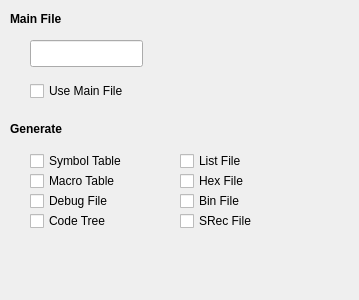
This is IDE/GUI/dialogs/projectcfg/projectcfg_compiler.ui in AbyssAbbeba/MDS-picoblaze-AVR-ide as Qt 5 draws it before an edit. The edited form follows.
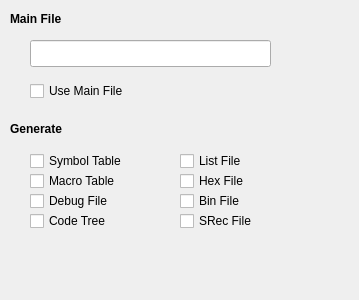
This is the edited form.

What changed in the file:
```diff
--- a/IDE/GUI/dialogs/projectcfg/projectcfg_compiler.ui
+++ b/IDE/GUI/dialogs/projectcfg/projectcfg_compiler.ui
@@ -37,7 +37,7 @@
     <rect>
      <x>30</x>
      <y>40</y>
-     <width>113</width>
+     <width>241</width>
      <height>27</height>
     </rect>
    </property>
```
